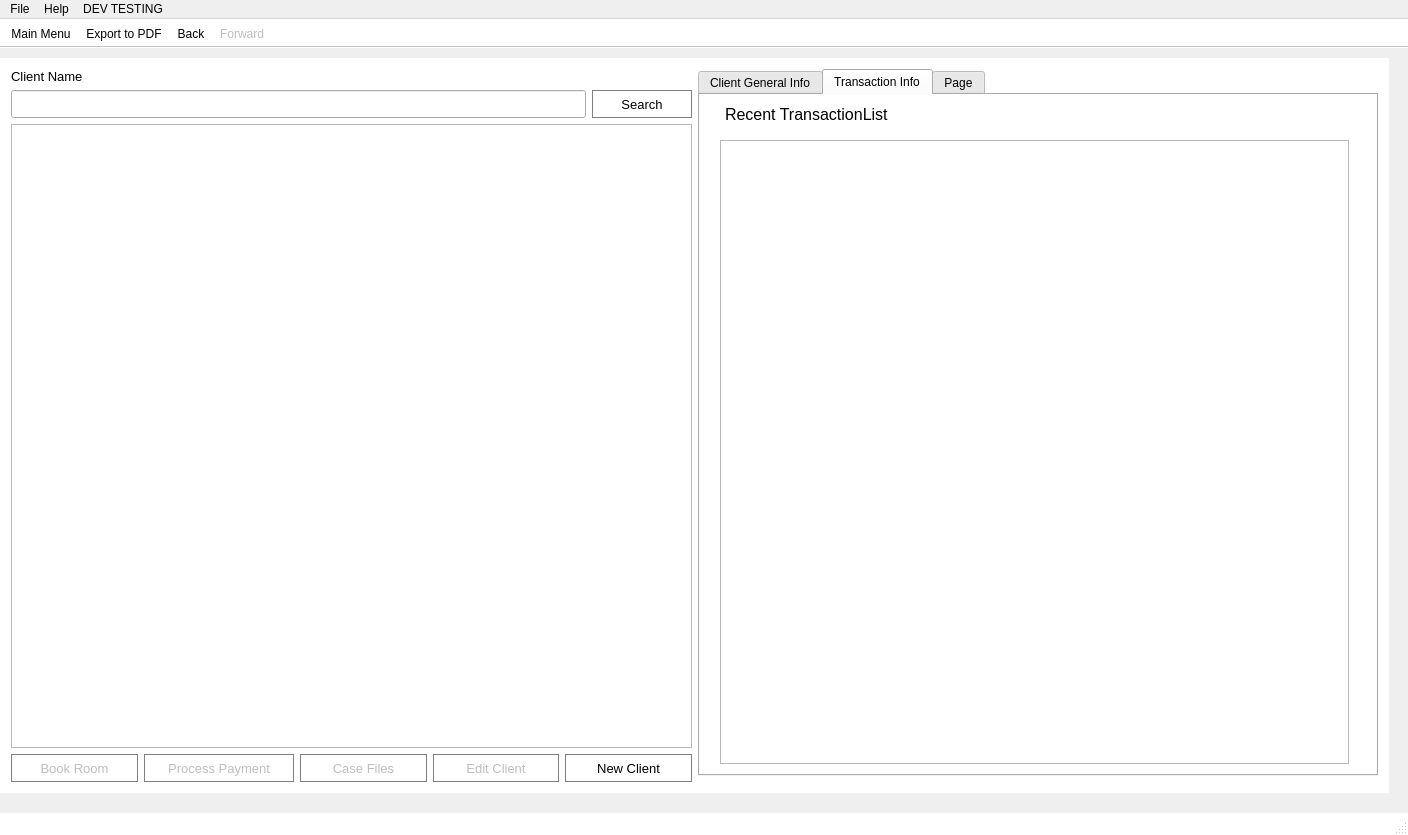
Arc-Project/Arc, file ArcApp/mainwindow.ui: the form before one commit.
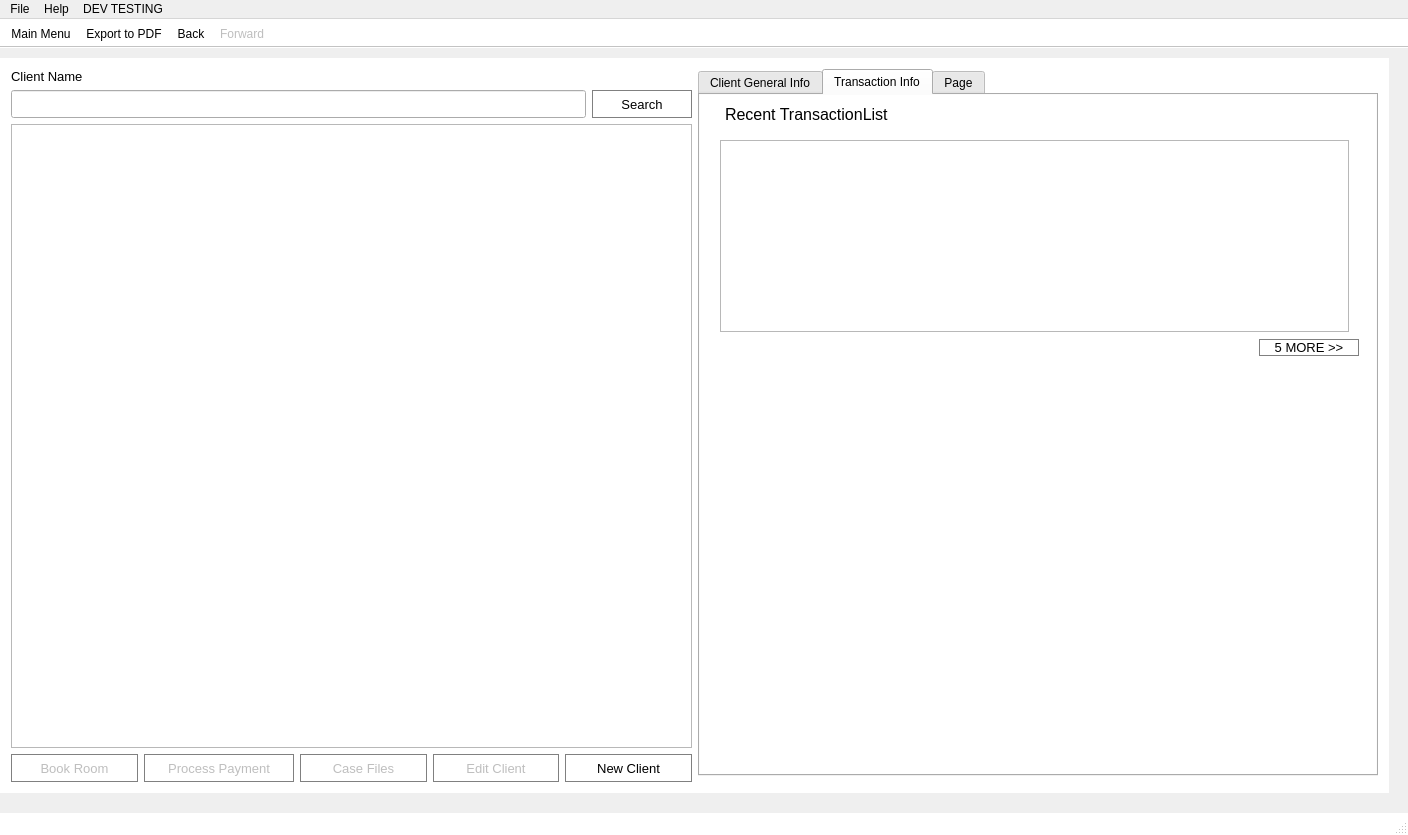
The form after the commit. The open tabs and pages were chosen to show the change. Icons and pictures are not drawn.

Commit message: get more transaction

The edit to the form file:
```diff
--- a/ArcApp/mainwindow.ui
+++ b/ArcApp/mainwindow.ui
@@ -1719,6 +1719,26 @@
              </item>
              <item row="2" column="0">
               <widget class="QTableWidget" name="tableWidget_transaction">
+               <property name="sizePolicy">
+                <sizepolicy hsizetype="Preferred" vsizetype="Preferred">
+                 <horstretch>0</horstretch>
+                 <verstretch>0</verstretch>
+                </sizepolicy>
+               </property>
+               <property name="minimumSize">
+                <size>
+                 <width>0</width>
+                 <height>170</height>
+                </size>
+               </property>
+               <property name="font">
+                <font>
+                 <pointsize>10</pointsize>
+                </font>
+               </property>
+               <property name="contextMenuPolicy">
+                <enum>Qt::NoContextMenu</enum>
+               </property>
                <property name="editTriggers">
                 <set>QAbstractItemView::NoEditTriggers</set>
                </property>
@@ -1731,10 +1751,64 @@
                <attribute name="verticalHeaderVisible">
                 <bool>false</bool>
                </attribute>
+               <attribute name="verticalHeaderMinimumSectionSize">
+                <number>30</number>
+               </attribute>
               </widget>
              </item>
             </layout>
            </item>
+           <item>
+            <layout class="QHBoxLayout" name="horizontalLayout_17">
+             <item>
+              <spacer name="horizontalSpacer_15">
+               <property name="orientation">
+                <enum>Qt::Horizontal</enum>
+               </property>
+               <property name="sizeHint" stdset="0">
+                <size>
+                 <width>40</width>
+                 <height>20</height>
+                </size>
+               </property>
+              </spacer>
+             </item>
+             <item>
+              <widget class="QPushButton" name="pushButton_cl_trans_more">
+               <property name="minimumSize">
+                <size>
+                 <width>100</width>
+                 <height>0</height>
+                </size>
+               </property>
+               <property name="font">
+                <font>
+                 <pointsize>10</pointsize>
+                </font>
+               </property>
+               <property name="text">
+                <string>5 MORE &gt;&gt;</string>
+               </property>
+              </widget>
+             </item>
+            </layout>
+           </item>
+           <item>
+            <spacer name="verticalSpacer_26">
+             <property name="orientation">
+              <enum>Qt::Vertical</enum>
+             </property>
+             <property name="sizeType">
+              <enum>QSizePolicy::Expanding</enum>
+             </property>
+             <property name="sizeHint" stdset="0">
+              <size>
+               <width>20</width>
+               <height>40</height>
+              </size>
+             </property>
+            </spacer>
+           </item>
           </layout>
          </widget>
         </widget>
```
Left out of the diff: 12 changed lines with no effect on the pictures. The commit also changes 2 other files.
